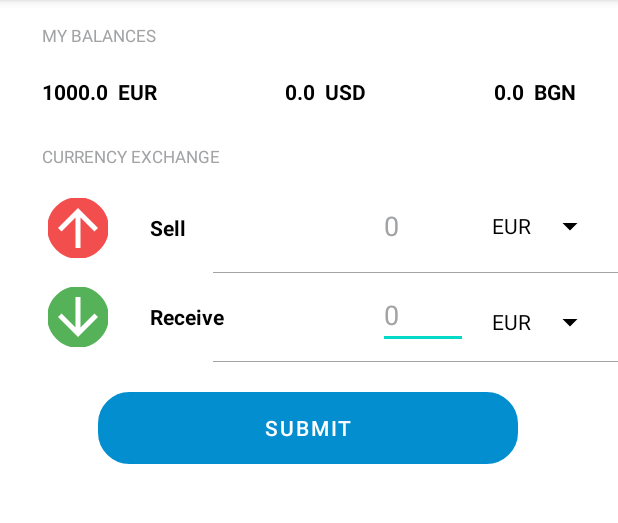
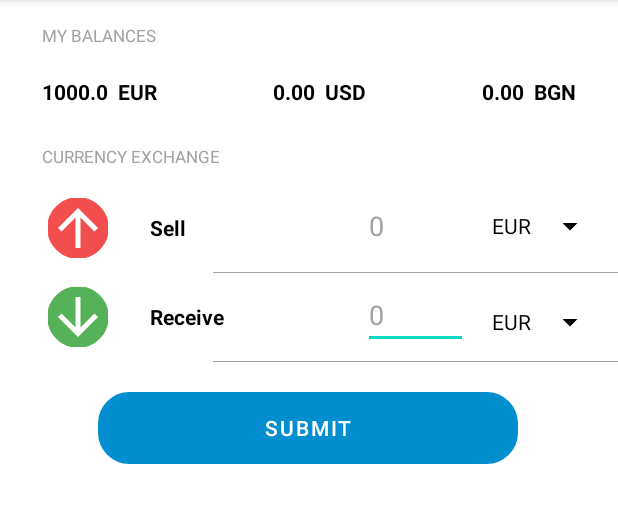
Before and after one commit to Alex20280/My-currency-converter, an Android app: the screen it shows after launch (CurrencyActivity), on a phone screen of 412 x 824 dp, the part 84-607 px from its top. Run offline under Robolectric (Android 15) with nearby library versions, the phone set to English and light mode, and no system bars; our stand-ins replace Dagger/Hilt's generated code.

Commit message:
Corrected UI, implemented Alert Dialog. Still need to implement passing data to Alert Dialog and fee calculation.

```diff
--- a/app/src/main/java/com/example/mycurencyconverter/presentation/CurrencyActivity.kt
+++ b/app/src/main/java/com/example/mycurencyconverter/presentation/CurrencyActivity.kt
@@ -1,21 +1,29 @@
 package com.example.mycurencyconverter.presentation
 
+import android.app.Dialog
+import android.content.DialogInterface
 import android.os.Bundle
 import android.view.View
-import android.widget.AdapterView
-import android.widget.ArrayAdapter
-import android.widget.Spinner
+import android.view.Window
+import android.widget.*
 import androidx.activity.viewModels
 import androidx.appcompat.app.AppCompatActivity
 import androidx.lifecycle.lifecycleScope
 import com.example.mycurencyconverter.R
 import com.example.mycurencyconverter.databinding.ActivityMainBinding
 import dagger.hilt.android.AndroidEntryPoint
+import java.math.BigDecimal
+import java.math.RoundingMode
 
+//TODO write a documentation
 
 @AndroidEntryPoint
 class CurrencyActivity : AppCompatActivity() {
 
+
+    val positiveButtonClick = { dialog: DialogInterface, which: Int ->
+        dialog.dismiss()
+    }
     private val viewModel: CurrencyViewModel by viewModels()
 
     private lateinit var binding: ActivityMainBinding
@@ -30,20 +38,22 @@ class CurrencyActivity : AppCompatActivity() {
         initSpinner(binding.sellSpinner)
         initSpinner(binding.receiveSpinner)
         initListener()
+        observe()
 
 
+    }
+
+    private fun observe(){
         lifecycleScope.launchWhenStarted {
             viewModel.conversion.collect { event ->
                 when (event) {
                     is CurrencyViewModel.CurrencyEvent.Success -> {
                         binding.receiveEditText.setText(getString(R.string.plus_sign).plus(event.resultText))
                         binding.receiveEditText.setTextColor(resources.getColor(R.color.light_green))
-                        showNotificationDialog()
+                        showDialog("You have converted ${viewModel.currentEuroBalance} EUR to ${viewModel.convertedAmount} USD. Commission Fee - 0.70 EUR.")
                     }
                     is CurrencyViewModel.CurrencyEvent.Failure -> {
-                        //binding.euroTv.setTextColor(resources.getColor(R.color.red))
-                        //binding.receiveEditText.setText(event.errorText)
-                        //TODO
+                        //TODO (Implement some notification. Depends on usecase)
                     }
                     else -> Unit
                 }
@@ -65,7 +75,6 @@ class CurrencyActivity : AppCompatActivity() {
         //binding.euroTv.text = viewModel.currentBalance.toString().plus(getString(R.string.Euro))
             lifecycleScope.launchWhenStarted {
                 viewModel.euroBalance.collect{ euroWallet ->
-                    //binding.euroTv.text = euroCounter.toString() + " EUR"
                     binding.euroTv.text = euroWallet.toString().plus(getString(R.string.euro))
                 }
 
@@ -73,15 +82,16 @@ class CurrencyActivity : AppCompatActivity() {
 
         lifecycleScope.launchWhenStarted {
             viewModel.usdBalance.collect{ usdWallet ->
-                binding.usdTv.text = usdWallet.toString().plus(getString(R.string.usd))
+                //binding.usdTv.text = usdWallet.toString().plus(getString(R.string.usd))
+                binding.usdTv.text = BigDecimal(usdWallet).setScale(2, RoundingMode.HALF_EVEN).toString().plus(getString(R.string.usd))
 
             }
         }
 
         lifecycleScope.launchWhenStarted {
             viewModel.bngBalance.collect{ bgnWallet ->
-                binding.bgnTv.text = bgnWallet.toString().plus(getString(R.string.bgn))
-
+                //binding.bgnTv.text = bgnWallet.toString().plus(getString(R.string.bgn))
+                binding.bgnTv.text = BigDecimal(bgnWallet).setScale(2, RoundingMode.HALF_EVEN).toString().plus(getString(R.string.bgn))
             }
         }
     }
@@ -111,7 +121,53 @@ class CurrencyActivity : AppCompatActivity() {
         }
     }
 
-    fun showNotificationDialog() {
+    private fun showDialog (text: String ) {
+        val dialog = Dialog(this)
+        dialog.requestWindowFeature(Window.FEATURE_NO_TITLE)
+        dialog.setCancelable(false)
+        dialog.setContentView(R.layout.alert_dialog)
+        val dialogText = dialog.findViewById(R.id.dialogTextTv) as TextView
+        dialogText.text = text
+        //title = text
+        val yesBtn = dialog.findViewById(R.id.dialogDoneBtn) as Button
+        yesBtn.setOnClickListener {
+            dialog.dismiss()
+        }
+        dialog.show()
 
+/*        val builder = AlertDialog.Builder(ContextThemeWrapper(this, R.style.AlertDialogCustom))
+        val alertDialog = builder.create()
+        alertDialog.layoutInflater.inflate()
+
+        with(builder)
+        {
+            setTitle(R.string.currency_converted)
+            setMessage(text)
+            setPositiveButton(getString(R.string.done), DialogInterface.OnClickListener(function = positiveButtonClick))
+            show()
+        }*/
     }
+
+/*    fun showNotificationDialog() {
+        val builder = AlertDialog.Builder(this)
+        builder.setTitle("Androidly Alert")
+        builder.setMessage("We have a message")
+//builder.setPositiveButton("OK", DialogInterface.OnClickListener(function = x))
+
+        builder.setPositiveButton(android.R.string.yes) { dialog, which ->
+            Toast.makeText(applicationContext,
+                android.R.string.yes, Toast.LENGTH_SHORT).show()
+        }
+
+        builder.setNegativeButton(android.R.string.no) { dialog, which ->
+            Toast.makeText(applicationContext,
+                android.R.string.no, Toast.LENGTH_SHORT).show()
+        }
+
+        builder.setNeutralButton("Maybe") { dialog, which ->
+            Toast.makeText(applicationContext,
+                "Maybe", Toast.LENGTH_SHORT).show()
+        }
+        builder.show()
+    }*/
 }
--- a/app/src/main/res/layout/activity_main.xml
+++ b/app/src/main/res/layout/activity_main.xml
@@ -45,7 +45,7 @@
 
     <EditText
         android:id="@+id/receiveEditText"
-        android:layout_width="60dp"
+        android:layout_width="70dp"
         android:layout_height="wrap_content"
         android:layout_marginEnd="16dp"
         android:ems="10"
@@ -170,7 +170,7 @@
 
     <EditText
         android:id="@+id/sellEditText"
-        android:layout_width="60dp"
+        android:layout_width="70dp"
         android:layout_height="wrap_content"
         android:layout_marginEnd="16dp"
         android:ems="10"
--- a/app/src/main/res/values/colors.xml
+++ b/app/src/main/res/values/colors.xml
@@ -8,6 +8,7 @@
     <color name="black">#FF000000</color>
     <color name="white">#FFFFFFFF</color>
     <color name="kahu_blue">#038ECF</color>
+    <color name="light_blue">#c9dbe3</color>
     <color name="red">#F24E4E</color>
     <color name="green">#55B258</color>
     <color name="grey">#A2A3A5</color>
--- a/app/src/main/res/values/strings.xml
+++ b/app/src/main/res/values/strings.xml
@@ -16,6 +16,7 @@
     <string name="plus_sign">+</string>
     <string name="Done">Done</string>
     <string name="currency_converted">Currency converted</string>
+    <string name="done">Done</string>
 
     <string-array name="currency_array">
         <item>EUR</item>
--- a/app/src/main/res/values/themes.xml
+++ b/app/src/main/res/values/themes.xml
@@ -13,4 +13,14 @@
         <item name="android:statusBarColor">?attr/colorPrimaryVariant</item>
         <!-- Customize your theme here. -->
     </style>
+
+
+    <style name="AlertDialogCustom" parent="@android:style/Theme.Material.Dialog">
+        <item name="android:textColor">@android:color/black</item>
+        <item name="android:textColorPrimary">@android:color/black</item>
+        <item name="android:textStyle">bold</item>
+        <item name="android:headerDividersEnabled">true</item>
+        <item name="android:background">@android:color/white</item>
+    </style>
+
 </resources>
```
Also changed, not shown: app/src/main/java/com/example/mycurencyconverter/presentation/CurrencyViewModel.kt (+9 -9 lines), app/src/main/res/drawable/layout_bg.xml (added, +12 -0 lines), app/src/main/res/layout/alert_dialog.xml (added, +46 -0 lines).
